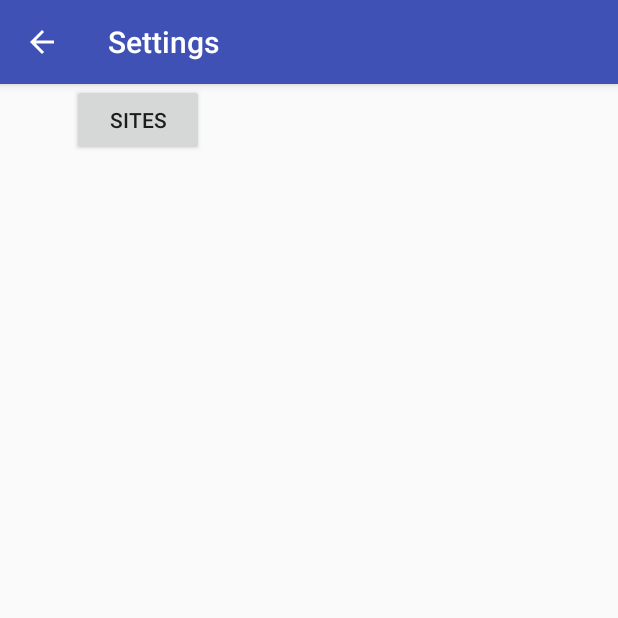
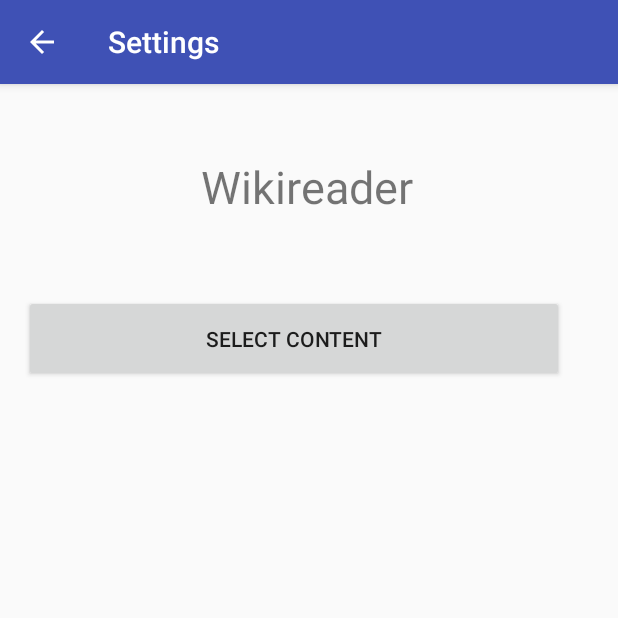
Before and after one commit to volund/wikireader, an Android app: the SettingsActivity screen opened directly, with no data from a screen before it, on a phone screen of 412 x 824 dp, the top half of it. Run offline under Robolectric (Android 15) with nearby library versions, the phone set to English and light mode, and no system bars.

Commit message:
improved content screen

```diff
--- a/app/src/main/java/com/putskul_productions/wikireader/SitesAdapter.java
+++ b/app/src/main/java/com/putskul_productions/wikireader/SitesAdapter.java
@@ -65,6 +65,7 @@ public class SitesAdapter extends RecyclerView.Adapter<SitesAdapter.SitesViewHol
             holder.label.setText(language.label);
             holder.subLabel.setText(language.currentDictionary.name);
             holder.editIcon.setVisibility(View.GONE);
+            holder.deleteIcon.setVisibility(View.GONE);
             holder.enabledCheckbox.setVisibility(View.VISIBLE);
             holder.enabledCheckbox.setChecked(language.enabled);
 
@@ -99,8 +100,9 @@ public class SitesAdapter extends RecyclerView.Adapter<SitesAdapter.SitesViewHol
             final Site site = currentLanguage.sites.get(position);
             holder.label.setText(site.label);
             holder.subLabel.setText(site.address);
-            holder.subLabel.setVisibility(View.VISIBLE);
             holder.editIcon.setVisibility(View.GONE);
+            holder.deleteIcon.setVisibility(View.VISIBLE);
+
             holder.enabledCheckbox.setVisibility(View.GONE);
 
             holder.deleteIcon.setOnClickListener(new View.OnClickListener() {
--- a/app/src/main/res/layout/activity_settings.xml
+++ b/app/src/main/res/layout/activity_settings.xml
@@ -6,24 +6,27 @@
     android:layout_height="match_parent"
     tools:context=".SettingsActivity">
 
-    <!--
     <Button
-        android:id="@+id/dictionaryButton"
+        android:id="@+id/languagesAndSites"
+        android:layout_width="360dp"
+        android:layout_height="58dp"
+        android:layout_marginTop="52dp"
+        android:text="Select content"
+        app:layout_constraintEnd_toEndOf="parent"
+        app:layout_constraintHorizontal_bias="0.313"
+        app:layout_constraintStart_toStartOf="parent"
+        app:layout_constraintTop_toBottomOf="@+id/textView2" />
+
+    <TextView
+        android:id="@+id/textView2"
         android:layout_width="wrap_content"
         android:layout_height="wrap_content"
-        android:layout_marginStart="48dp"
-        android:layout_marginTop="44dp"
-        android:text="Dictionary: -"
+        android:layout_marginTop="48dp"
+        android:text="Wikireader"
+        android:textSize="30sp"
+        app:layout_constraintEnd_toEndOf="parent"
+        app:layout_constraintHorizontal_bias="0.494"
         app:layout_constraintStart_toStartOf="parent"
-        app:layout_constraintTop_toTopOf="parent" />-->
+        app:layout_constraintTop_toTopOf="parent" />
 
-    <Button
-        android:id="@+id/languagesAndSites"
-        android:layout_width="wrap_content"
-        android:layout_height="wrap_content"
-        android:layout_marginStart="48dp"
-        android:layout_marginTop="64dp"
-        android:text="Sites"
-        app:layout_constraintStart_toStartOf="parent"
-        app:layout_constraintTop_toBottomOf="@+id/dictionaryButton" />
 </android.support.constraint.ConstraintLayout>
```
Also changed, not shown: app/src/main/java/com/putskul_productions/wikireader/SitesActivity.java (+8 -1 lines), app/src/main/java/com/putskul_productions/wikireader/Storage.java (+11 -0 lines).
